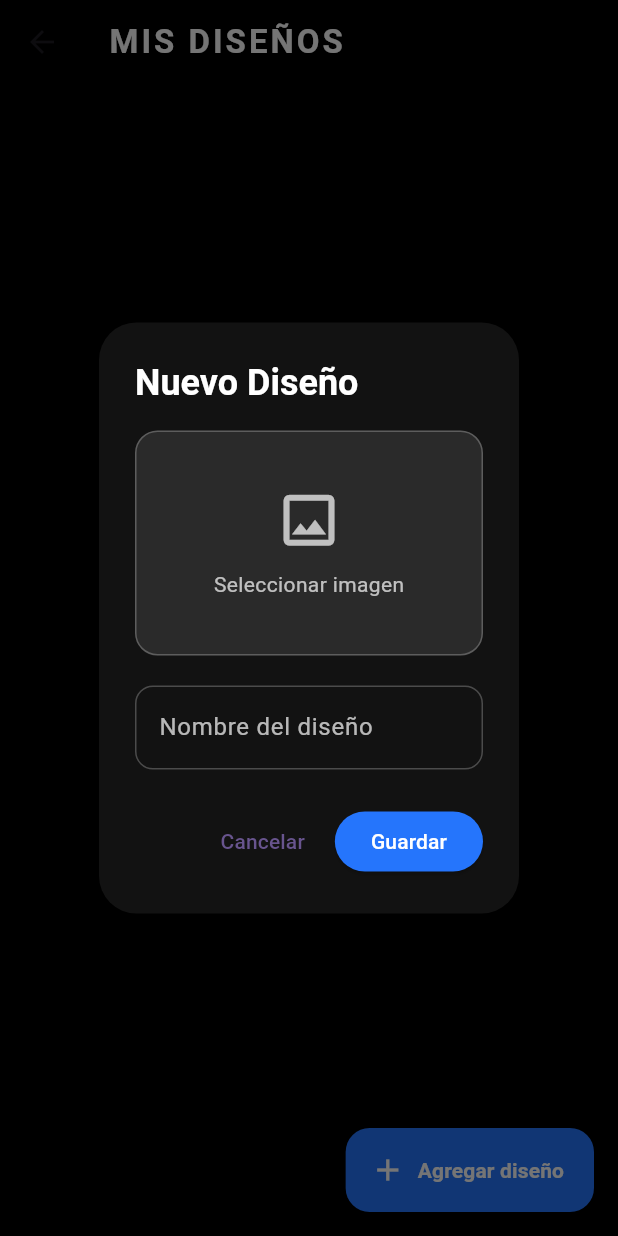
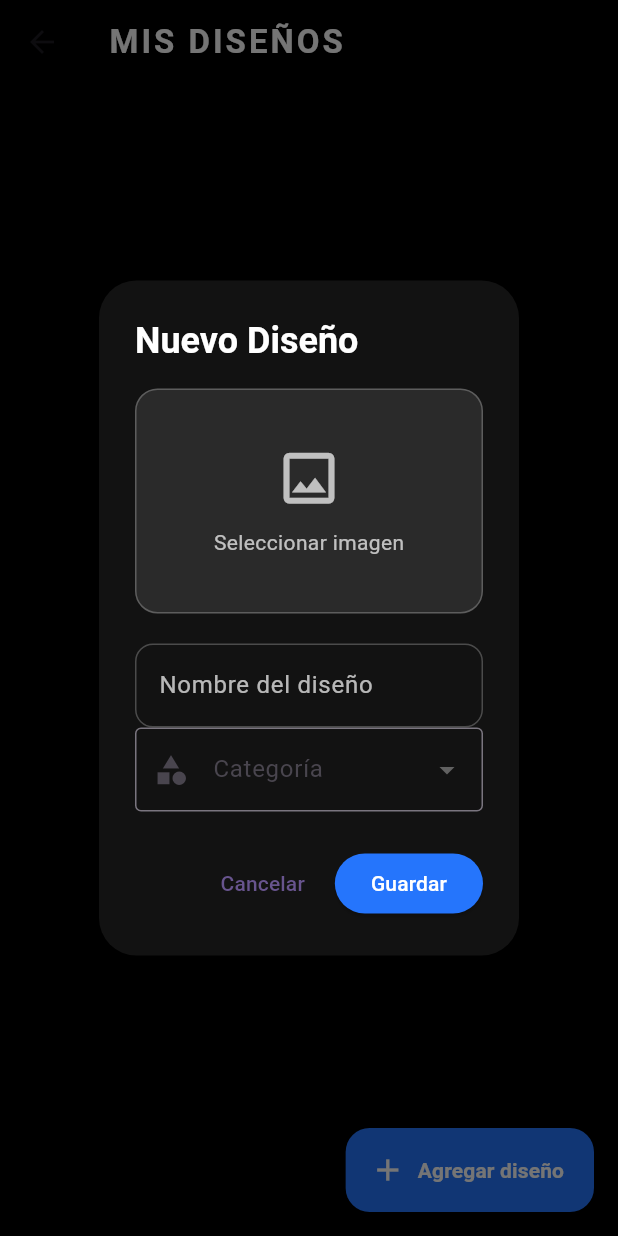
Before and after one commit to Droid636/Nueva-carpeta, a Flutter app: the DisenosPage screen opened by its route, after a tap on "Agregar diseño", on a phone screen of 412 x 824 dp. Run offline on Flutter 3.47's test engine with Material 3 defaults, Android fonts, the phone set to English and light mode, and no system bars; our stand-ins replace carousel_slider, cloud_firestore, firebase_auth, firebase_core, firebase_storage, font_awesome_flutter and 2 more; accounts and stored records are empty.

Commit message:
1.0.3 categorizacion de diseños

```diff
--- a/verts/lib/app/models/design_model.dart
+++ b/verts/lib/app/models/design_model.dart
@@ -7,6 +7,7 @@ class DesignModel {
   final double precio;
   final bool disponible;
   final bool publicado;
+  final String categoria;
   final DateTime? fecha;
   final String uid;
 
@@ -17,6 +18,7 @@ class DesignModel {
     required this.precio,
     required this.disponible,
     required this.publicado,
+    required this.categoria,
     this.fecha,
     required this.uid,
   });
@@ -35,6 +37,7 @@ class DesignModel {
       publicado: data['publicado'] ?? true,
       fecha: (data['fecha'] as Timestamp?)?.toDate(),
       uid: data['uid'] ?? '',
+      categoria: data['categoria'] ?? '',
     );
   }
 
@@ -47,6 +50,7 @@ class DesignModel {
       'publicado': publicado,
       'uid': uid,
       'fecha': FieldValue.serverTimestamp(),
+      'categoria': categoria,
     };
   }
 }
--- a/verts/lib/app/screens/DIseños.dart
+++ b/verts/lib/app/screens/DIseños.dart
@@ -12,6 +12,7 @@ class DisenosPage extends StatelessWidget {
   @override
   Widget build(BuildContext context) {
     final DesignService designService = DesignService();
+    designService.categoriaSeleccionada = null;
 
     return Scaffold(
       backgroundColor: Colors.black,
@@ -97,6 +98,11 @@ class DisenosPage extends StatelessWidget {
                       color: Colors.white,
                       fontWeight: FontWeight.bold,
                     ),
+                  ),
+
+                  subtitle: Text(
+                    '${design.categoria}',
+                    style: const TextStyle(color: Colors.white70),
                   ),
                   trailing: Row(
                     mainAxisSize: MainAxisSize.min,
@@ -232,6 +238,42 @@ class DisenosPage extends StatelessWidget {
                         ),
                       ),
                     ),
+                    const SizedBox(height: 20),
+
+                    DropdownButtonFormField<String>(
+                      decoration: const InputDecoration(
+                        labelText: 'Categoría',
+                        border: OutlineInputBorder(),
+                        prefixIcon: Icon(Icons.category),
+                      ),
+                      value: design.categoria.isNotEmpty
+                          ? design.categoria
+                          : null,
+                      items: const [
+                        DropdownMenuItem(
+                          value: 'Higway 35',
+                          child: Text('Higway 35'),
+                        ),
+                        DropdownMenuItem(value: 'Teku', child: Text('Teku')),
+                        DropdownMenuItem(
+                          value: 'Metal Maniacs',
+                          child: Text('Metal Maniacs'),
+                        ),
+                        DropdownMenuItem(
+                          value: 'Silencers',
+                          child: Text('Silencers'),
+                        ),
+                        DropdownMenuItem(
+                          value: 'Drones',
+                          child: Text('Drones'),
+                        ),
+
+                        DropdownMenuItem(value: 'Otros', child: Text('Otros')),
+                      ],
+                      onChanged: (String? value) {
+                        designService.categoriaSeleccionada = value;
+                      },
+                    ),
                   ],
                 ),
               ),
@@ -261,6 +303,7 @@ class DisenosPage extends StatelessWidget {
                         id: design.id,
                         nombre: nombre,
                         precio: design.precio,
+                        categoria: designService.categoriaSeleccionada ?? '',
                         disponible: design.disponible,
                         publicado: design.publicado,
                         imagenUrl: imagenUrl,
@@ -385,6 +428,37 @@ class DisenosPage extends StatelessWidget {
                         ),
                       ),
                     ),
+
+                    DropdownButtonFormField<String>(
+                      decoration: const InputDecoration(
+                        labelText: 'Categoría',
+                        border: OutlineInputBorder(),
+                        prefixIcon: Icon(Icons.category),
+                      ),
+                      items: const [
+                        DropdownMenuItem(
+                          value: 'Higway 35',
+                          child: Text('Higway 35'),
+                        ),
+                        DropdownMenuItem(value: 'Teku', child: Text('Teku')),
+                        DropdownMenuItem(
+                          value: 'Metal Maniacs',
+                          child: Text('Metal Maniacs'),
+                        ),
+                        DropdownMenuItem(
+                          value: 'Silencers',
+                          child: Text('Silencers'),
+                        ),
+                        DropdownMenuItem(
+                          value: 'Drones',
+                          child: Text('Drones'),
+                        ),
+                        DropdownMenuItem(value: 'Otros', child: Text('Otros')),
+                      ],
+                      onChanged: (value) {
+                        designService.categoriaSeleccionada = value;
+                      },
+                    ),
                   ],
                 ),
               ),
--- a/verts/lib/services/design_service.dart
+++ b/verts/lib/services/design_service.dart
@@ -9,6 +9,8 @@ class DesignService {
   final FirebaseFirestore _firestore = FirebaseFirestore.instance;
   final FirebaseStorage _storage = FirebaseStorage.instance;
   final FirebaseAuth _auth = FirebaseAuth.instance;
+
+  String? categoriaSeleccionada;
 
   /// GUARDAR DISEÑO
   Future<void> saveDesign({
@@ -38,6 +40,7 @@ class DesignService {
       precio: precio,
       disponible: disponible,
       publicado: publicado,
+      categoria: categoriaSeleccionada ?? '',
       uid: currentUser.uid,
     );
 
@@ -68,6 +71,7 @@ class DesignService {
     required String id,
     required String nombre,
     required double precio,
+    required String categoria,
     required bool disponible,
     required bool publicado,
     required String imagenUrl,
@@ -88,6 +92,7 @@ class DesignService {
       'precio': precio,
       'disponible': disponible,
       'publicado': publicado,
+      'categoria': categoria,
       'fecha': FieldValue.serverTimestamp(),
     });
   }
```
